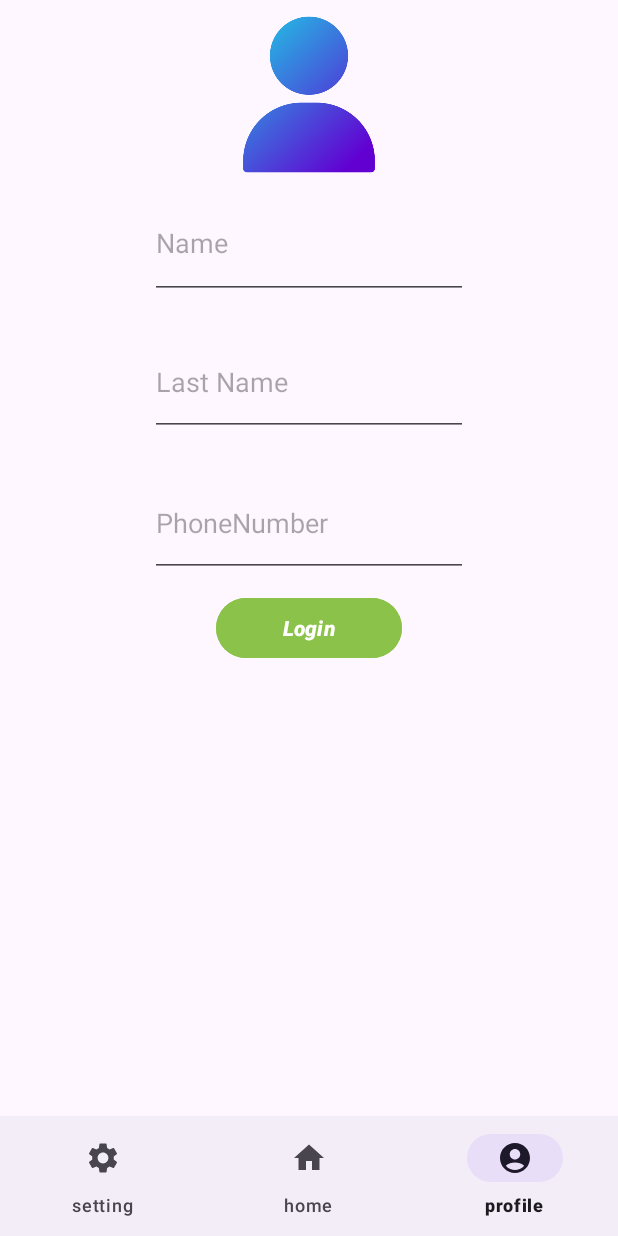
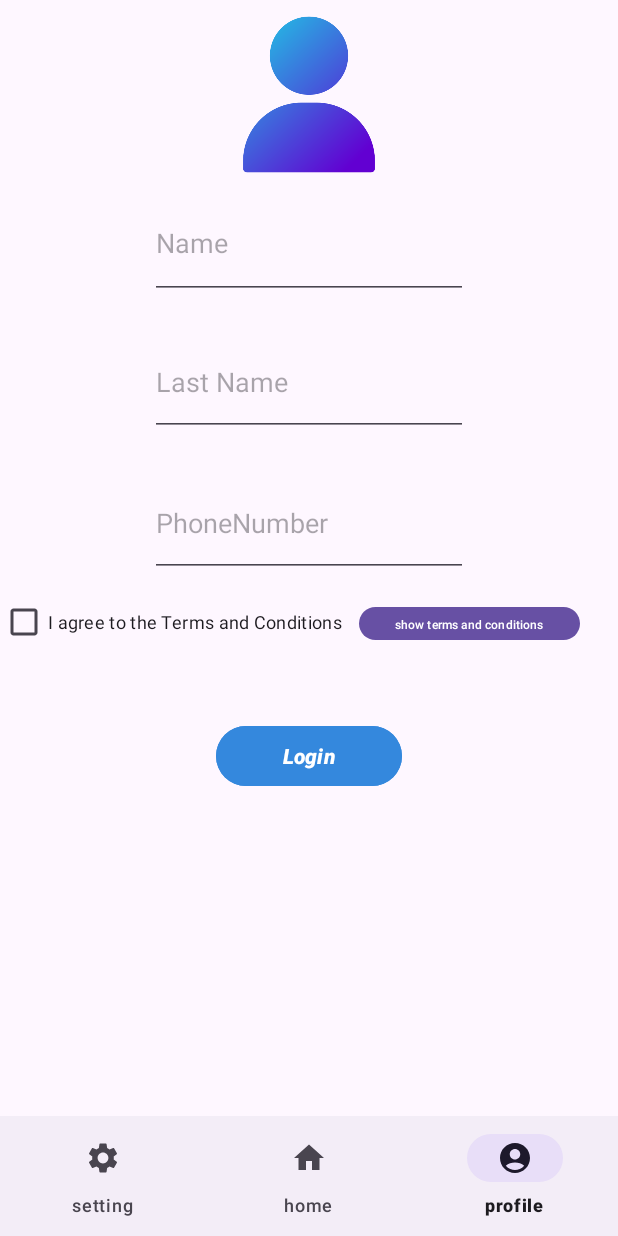
Before and after one commit to Saniadrn/e-book, an Android app: the screen it shows after launch (MainActivity), item 3 of the bottom bar chosen, on a phone screen of 412 x 824 dp. Run offline under Robolectric (Android 15) with nearby library versions, the phone set to English and light mode, and no system bars; libraries missing offline, so code that uses them is left out: com.github.barteksc.pdfviewer.

Commit message:
added terms and conditions

```diff
--- a/ebook/app/src/main/java/com/example/e_book/profileFragment.java
+++ b/ebook/app/src/main/java/com/example/e_book/profileFragment.java
@@ -1,5 +1,6 @@
 package com.example.e_book;
 
+import static com.example.e_book.R.id.chkBox1;
 import static com.example.e_book.R.id.imgprofile;
 
 import android.annotation.SuppressLint;
@@ -8,6 +9,7 @@ import android.view.LayoutInflater;
 import android.view.View;
 import android.view.ViewGroup;
 import android.widget.Button;
+import android.widget.CheckBox;
 import android.widget.EditText;
 import android.widget.ImageView;
 import android.widget.TextView;
@@ -29,6 +31,8 @@ public class profileFragment extends Fragment {
     Button btnLogin;
     ImageView imgprofile;
     ImageView imgseccessful;
+    Button btnConditions;
+    CheckBox chkBox;
 
 
 
@@ -42,23 +46,34 @@ public class profileFragment extends Fragment {
     @Override
     public View onCreateView(LayoutInflater inflater, ViewGroup container, Bundle savedInstanceState) {
         View view= inflater.inflate(R.layout.fragment_profile, container, false);
-        edtName=view.findViewById(R.id.edtName);
-        edtLastName=view.findViewById(R.id.edtLastName);
-        edtPhone=view.findViewById(R.id.edtPhone);
-        imgprofile = view.findViewById(R.id.imgprofile);
-        imgseccessful = view.findViewById(R.id.imgseccessful);
-        btnLogin=view.findViewById(R.id.btnLogin);
+        SetupView(view);
+
         btnLogin.setOnClickListener(new View.OnClickListener() {
 
             @Override
             public void onClick(View v) {
 
-                if(!(edtName.getText().toString().isEmpty())&&!(edtLastName.getText().toString().isEmpty())&&!(edtPhone.getText().toString().isEmpty())){
-                    Toast.makeText(getContext(),"Login successful!",Toast.LENGTH_LONG).show();
-                    imgseccessful.setImageResource(R.drawable.seccessful);
+                if(chkBox.isChecked()){
+                    if(!(edtName.getText().toString().isEmpty())&&!(edtLastName.getText().toString().isEmpty())&&!(edtPhone.getText().toString().isEmpty())){
+                        Toast.makeText(getContext(),"Login successful!",Toast.LENGTH_LONG).show();
+                        imgseccessful.setImageResource(R.drawable.seccessful);
+                    }else{
+                        Toast.makeText(getContext(),"Login failed.Please fill all the requierd fields.",Toast.LENGTH_LONG).show();
+                    }
                 }else{
-                    Toast.makeText(getContext(),"Login failed.Please fill all the requierd fields.",Toast.LENGTH_LONG).show();
+                    Toast.makeText(getContext(),"Login failed.Please read and accept the Terms and Conditions.",Toast.LENGTH_LONG).show();
                 }
+
+
+            }
+        });
+
+
+        btnConditions.setOnClickListener(new View.OnClickListener() {
+            @Override
+            public void onClick(View v) {
+                termsFragment termsFragment=new termsFragment();
+                getActivity().getSupportFragmentManager().beginTransaction().replace(R.id.fragmentContainerView,termsFragment).addToBackStack(null).commit();
             }
         });
 
@@ -66,6 +81,16 @@ public class profileFragment extends Fragment {
         return view;
     }
 
+    private void SetupView(View view) {
+        edtName=view.findViewById(R.id.edtName);
+        edtLastName=view.findViewById(R.id.edtLastName);
+        edtPhone=view.findViewById(R.id.edtPhone);
+        imgprofile = view.findViewById(R.id.imgprofile);
+        imgseccessful = view.findViewById(R.id.imgseccessful);
+        btnLogin=view.findViewById(R.id.btnLogin);
+        btnConditions=view.findViewById(R.id.btnConditions);
+        chkBox=view.findViewById(R.id.chkBox1);
+    }
 
 
 }
--- a/ebook/app/src/main/res/layout/fragment_profile.xml
+++ b/ebook/app/src/main/res/layout/fragment_profile.xml
@@ -10,13 +10,13 @@
         android:id="@+id/btnLogin"
         android:layout_width="123dp"
         android:layout_height="wrap_content"
-        android:layout_below="@+id/edtPhone"
+        android:layout_below="@+id/chkBox1"
         android:layout_alignParentStart="true"
         android:layout_alignParentEnd="true"
         android:layout_marginStart="144dp"
-        android:layout_marginTop="10dp"
+        android:layout_marginTop="41dp"
         android:layout_marginEnd="144dp"
-        android:backgroundTint="#8BC34A"
+        android:backgroundTint="#3488DD"
         android:text="Login"
         android:textAlignment="center"
         android:textStyle="bold|italic"
@@ -85,4 +85,25 @@
         android:layout_marginTop="22dp"
         android:layout_marginEnd="130dp" />
 
+    <CheckBox
+        android:id="@+id/chkBox1"
+        android:layout_width="wrap_content"
+        android:layout_height="wrap_content"
+        android:layout_below="@+id/edtPhone"
+        android:layout_marginTop="6dp"
+        android:text="I agree to the Terms and Conditions"
+        android:textSize="12sp" />
+
+    <Button
+        android:id="@+id/btnConditions"
+        android:layout_width="wrap_content"
+        android:layout_height="30dp"
+        android:layout_below="@+id/edtPhone"
+        android:layout_marginStart="11dp"
+        android:layout_marginTop="16dp"
+        android:layout_toEndOf="@+id/chkBox1"
+        android:text="show terms and conditions"
+        android:textSize="8sp"
+        app:iconPadding="0dp" />
+
 </RelativeLayout>
--- a/ebook/app/src/main/res/values/strings.xml
+++ b/ebook/app/src/main/res/values/strings.xml
@@ -1,3 +1,5 @@
 <resources>
     <string name="app_name">e-book</string>
+    <!-- TODO: Remove or change this placeholder text -->
+    <string name="hello_blank_fragment">Hello blank fragment</string>
 </resources>
```
Also changed, not shown: ebook/app/src/main/java/com/example/e_book/termsFragment.java (added, +60 -0 lines), ebook/app/src/main/res/layout/fragment_terms.xml (added, +30 -0 lines).
